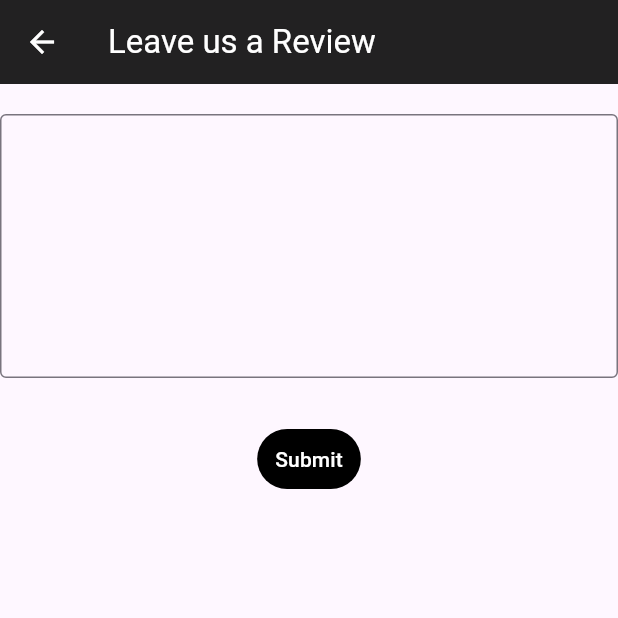
After one commit to hazziii/hazifanasir, a Flutter app: the screen it shows once a user with an empty profile is signed in, scrolled down 51 dp, after a tap on "Review Us", on a phone screen of 412 x 824 dp, the top half of it. The commit adds this screen. Run offline on Flutter 3.47's test engine with Material 3 defaults, Android fonts, the light colour scheme and no system bars; our stand-ins replace animated_text_kit, clay_containers, firebase_auth, firebase_core, firebase_database, flutter_spinkit and 3 more; missing offline and left inert: google_ml_kit, translator; accounts and stored records are empty.

Commit message:
changes to ui and added review.dart

```diff
--- a/lib/pages/home_page.dart
+++ b/lib/pages/home_page.dart
@@ -1,4 +1,5 @@
 import 'package:firebase_database/firebase_database.dart';
+import 'package:flutter/cupertino.dart';
 import 'package:flutter/material.dart';
 import 'package:firebase_auth/firebase_auth.dart';
 import 'package:flutter_tts/flutter_tts.dart';
@@ -6,6 +7,7 @@ import 'package:speech_to_text/speech_to_text.dart';
 import 'package:translation/pages/history.dart';
 import 'package:translation/pages/image_to_text.dart';
 import 'package:translation/pages/login_page.dart';
+import 'package:translation/pages/review.dart';
 import 'package:translator/translator.dart';
 
 class HomePage extends StatelessWidget {
@@ -228,7 +230,7 @@ class _HomeScreenState extends State<HomeScreen> {
                       TextField(
                         style: TextStyle(color: textColor),
                         controller: inputController,
-                        maxLines: 5,
+                        maxLines: null,
                         decoration: InputDecoration(
                           hintStyle: TextStyle(color: textColor),
                           border: OutlineInputBorder(),
@@ -291,6 +293,7 @@ class _HomeScreenState extends State<HomeScreen> {
                           Row(
                             children: [
                               DropdownButton<String>(
+                                dropdownColor: backColor,
                                 style: TextStyle(color: textColor),
                                 value: inputLanguage,
                                 onChanged: (newValue) {
@@ -332,6 +335,7 @@ class _HomeScreenState extends State<HomeScreen> {
                           Row(
                             children: [
                               DropdownButton<String>(
+                                dropdownColor: backColor,
                                 style: TextStyle(color: textColor),
                                 value: outputLanguage,
                                 onChanged: (newValue) {
@@ -395,9 +399,9 @@ class _HomeScreenState extends State<HomeScreen> {
                       ),
                       SizedBox(height: 30),
                       TextField(
+                        maxLines: null,
                         style: TextStyle(color: textColor),
                         controller: outputController,
-                        maxLines: 5,
                         decoration: InputDecoration(
                           hintStyle: TextStyle(color: textColor),
                           border: OutlineInputBorder(),
@@ -407,7 +411,116 @@ class _HomeScreenState extends State<HomeScreen> {
                             inputText = value;
                           });
                         },
-                      )
+                      ),
+                      SizedBox(
+                        height: 30,
+                      ),
+                      Center(
+                        child: TextButton.icon(
+                          style: TextButton.styleFrom(
+                            backgroundColor: textColor,
+                            shape: RoundedRectangleBorder(
+                              borderRadius: BorderRadius.circular(30.0),
+                            ),
+                          ),
+                          onPressed: () {
+                            showAlertDialog(BuildContext context) {
+                              // set up the buttons
+                              Widget cancelButton = ElevatedButton(
+                                style: ButtonStyle(
+                                  backgroundColor:
+                                      MaterialStateProperty.all(Colors.black87),
+                                  shape: MaterialStateProperty.all<
+                                          RoundedRectangleBorder>(
+                                      RoundedRectangleBorder(
+                                    borderRadius: BorderRadius.circular(20.0),
+                                  )),
+                                ),
+                                child: const Text("Cancel",
+                                    style: TextStyle(color: Colors.white)),
+                                onPressed: () {
+                                  Navigator.of(context, rootNavigator: true)
+                                      .pop();
+                                },
+                              );
+                              Widget yesButton = ElevatedButton(
+                                style: ButtonStyle(
+                                  backgroundColor:
+                                      MaterialStateProperty.all(Colors.black87),
+                                  shape: MaterialStateProperty.all<
+                                          RoundedRectangleBorder>(
+                                      RoundedRectangleBorder(
+                                    borderRadius: BorderRadius.circular(20.0),
+                                  )),
+                                ),
+                                child: const Text(
+                                  "Yes",
+                                  style: TextStyle(color: Colors.white),
+                                ),
+                                onPressed: () async {
+                                  await FirebaseAuth.instance.signOut();
+                                  //createToast('Logged Out');
+                                  setState(() {});
+                                  Navigator.of(context, rootNavigator: true)
+                                      .pop();
+                                  Navigator.pushReplacement(
+                                      context,
+                                      CupertinoPageRoute(
+                                          builder: (context) =>
+                                              const LoginPage()));
+                                },
+                              );
+                              AlertDialog alert = AlertDialog(
+                                shape: const RoundedRectangleBorder(
+                                    borderRadius: BorderRadius.all(
+                                        Radius.circular(30.0))),
+                                title: const Text("Confirmation"),
+                                content:
+                                    const Text("Would you like to Logout?"),
+                                actions: [
+                                  cancelButton,
+                                  yesButton,
+                                ],
+                              );
+                              showDialog(
+                                context: context,
+                                builder: (BuildContext context) {
+                                  return alert;
+                                },
+                              );
+                            }
+
+                            showAlertDialog(context);
+                          },
+                          icon: Icon(
+                            Icons.logout_rounded,
+                            color: backColor,
+                          ),
+                          label: Text(
+                            'Logout',
+                            style: TextStyle(color: backColor),
+                          ),
+                        ),
+                      ),
+                      SizedBox(
+                        height: 30,
+                      ),
+                      TextButton(
+                          style: TextButton.styleFrom(
+                            backgroundColor: textColor,
+                            shape: RoundedRectangleBorder(
+                              borderRadius: BorderRadius.circular(30.0),
+                            ),
+                          ),
+                          onPressed: () {
+                            Navigator.of(context).push(MaterialPageRoute(
+                              builder: (context) => ReviewPage(),
+                            ));
+                          },
+                          child: Text(
+                            'Review Us',
+                            style: TextStyle(color: backColor),
+                          ))
                     ],
                   )))),
     );
--- a/lib/pages/login_page.dart
+++ b/lib/pages/login_page.dart
@@ -14,6 +14,10 @@ class _LoginPageState extends State<LoginPage> {
   final TextEditingController _emailController = TextEditingController();
   final TextEditingController _passwordController = TextEditingController();
   final _formKey = GlobalKey<FormState>();
+
+  final loginMsg = SnackBar(
+    content: Text('Logged In'),
+  );
 
   void _showErrorDialog(String message) {
     showDialog(
@@ -42,6 +46,8 @@ class _LoginPageState extends State<LoginPage> {
       Navigator.of(context).pushReplacement(
         MaterialPageRoute(builder: (context) => HomeScreen()),
       );
+      ScaffoldMessenger.of(context).showSnackBar(loginMsg);
+
     } catch (e) {
       _showErrorDialog(e.toString());
     }
--- /dev/null
+++ b/lib/pages/review.dart
@@ -0,0 +1,50 @@
+import 'package:flutter/material.dart';
+
+class ReviewPage extends StatelessWidget {
+  const ReviewPage({super.key});
+
+  @override
+  Widget build(BuildContext context) {
+    return Scaffold(
+      appBar: AppBar(iconTheme: IconThemeData(color: Colors.white),
+        backgroundColor: Colors.black87,
+        title: Text('Leave us a Review',style: TextStyle(color: Colors.white),),
+      ),
+      body: SafeArea(bottom: true,
+        child: Column(
+          children: [
+            SizedBox(height: 20),
+            TextField(
+              maxLines: 6,
+              style: TextStyle(color: Colors.black),
+              decoration: InputDecoration(
+                hintStyle: TextStyle(color: Colors.black),
+                border: OutlineInputBorder(),
+              ),
+            ),
+            SizedBox(
+              height: 30,
+            ),
+            TextButton(
+                style: TextButton.styleFrom(
+                  backgroundColor: Colors.black,
+                  shape: RoundedRectangleBorder(
+                    borderRadius: BorderRadius.circular(30.0),
+                  ),
+                ),
+                onPressed: () {
+                  Navigator.of(context).push(MaterialPageRoute(
+                    builder: (context) => ReviewPage(),
+                  ));
+                },
+                child: Text(
+                  'Submit',
+                  style: TextStyle(color: Colors.white),
+                ))
+          ],
+        ),
+
+      ),
+    );
+  }
+}
```
